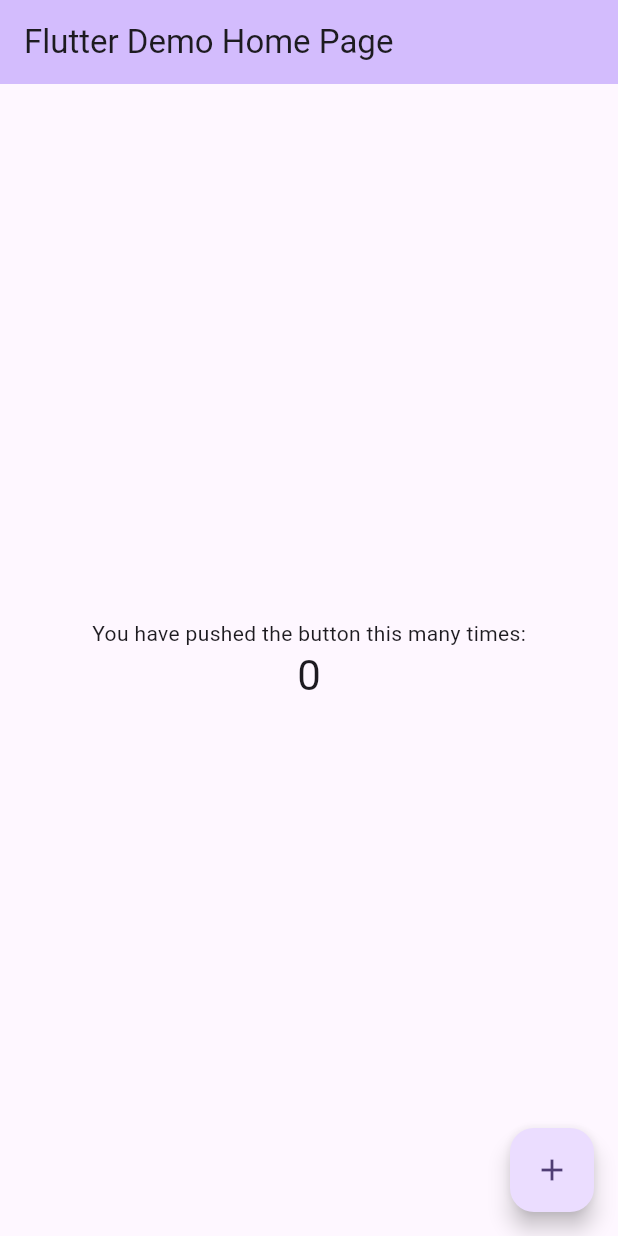
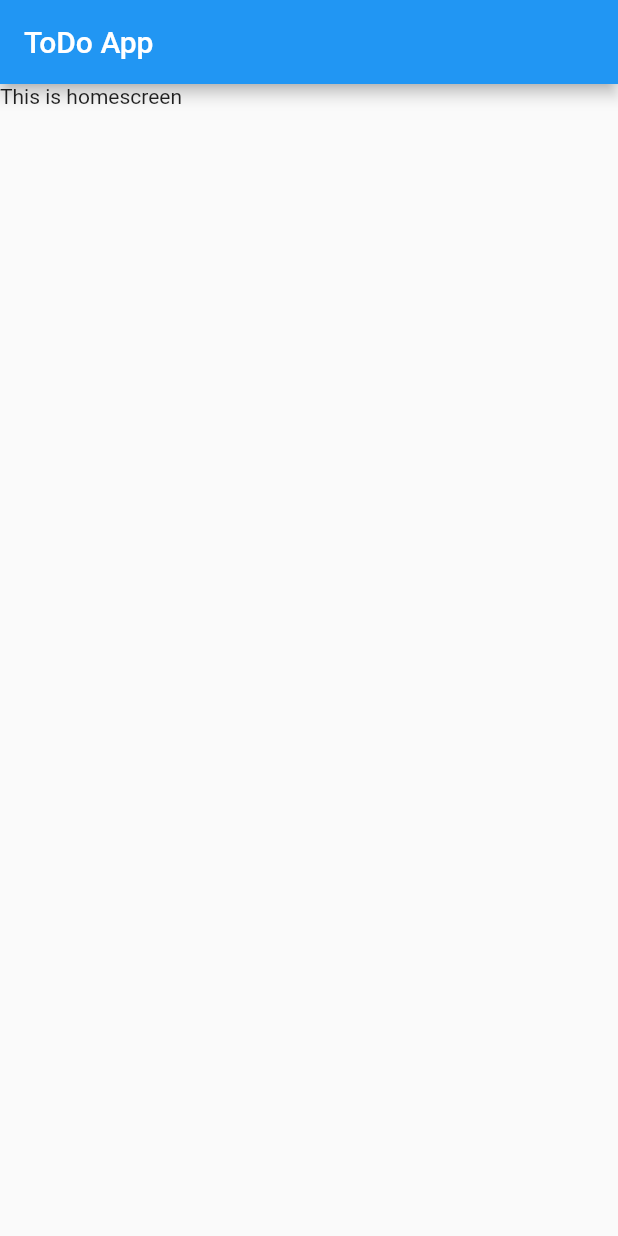
Before and after one commit to bibek-in-github/flutter-to-do-list, a Flutter app: the screen it shows after launch, on a phone screen of 412 x 824 dp. Run offline on Flutter 3.47's test engine with Material 2 defaults, Android fonts, the phone set to English and light mode, and no system bars.

Commit message:
feat: initail setup

```diff
--- a/lib/main.dart
+++ b/lib/main.dart
@@ -1,4 +1,5 @@
 import 'package:flutter/material.dart';
+import 'package:to_do_list/src/screens/home.dart';
 
 void main() {
   runApp(const MyApp());
@@ -11,68 +12,9 @@ class MyApp extends StatelessWidget {
   @override
   Widget build(BuildContext context) {
     return MaterialApp(
-      title: 'Flutter Demo',
-      theme: ThemeData(
+      title: 'ToDo App',
+     home: Home(),
 
-        colorScheme: ColorScheme.fromSeed(seedColor: Colors.deepPurple),
-        useMaterial3: true,
-      ),
-      home: const MyHomePage(title: 'Flutter Demo Home Page'),
     );
   }
 }
-
-class MyHomePage extends StatefulWidget {
-  const MyHomePage({super.key, required this.title});
-
-
-  final String title;
-
-  @override
-  State<MyHomePage> createState() => _MyHomePageState();
-}
-
-class _MyHomePageState extends State<MyHomePage> {
-  int _counter = 0;
-
-  void _incrementCounter() {
-    setState(() {
-
-      _counter++;
-    });
-  }
-
-  @override
-  Widget build(BuildContext context) {
-
-    return Scaffold(
-      appBar: AppBar(
-
-        backgroundColor: Theme.of(context).colorScheme.inversePrimary,
-
-        title: Text(widget.title),
-      ),
-      body: Center(
-
-        child: Column(
-
-          mainAxisAlignment: MainAxisAlignment.center,
-          children: <Widget>[
-            const Text(
-              'You have pushed the button this many times:',
-            ),
-            Text(
-              '$_counter',
-              style: Theme.of(context).textTheme.headlineMedium,
-            ),
-          ],
-        ),
-      ),
-      floatingActionButton: FloatingActionButton(
-        onPressed: _incrementCounter,
-        tooltip: 'Increment',
-        child: const Icon(Icons.add),
-      ), // This trailing comma makes auto-formatting nicer for build methods.
-    );
-  }
-}
--- a/lib/src/constants/colors.dart
+++ b/lib/src/constants/colors.dart
@@ -0,0 +1,7 @@
+import 'package:flutter/material.dart';
+
+const Color tdRed = Color(0xFFDA4040);
+const Color tdBlue = Color(0xFF5F52EE);
+const Color tdBlack = Color(0xFF3A3A3A);
+const Color tdGrey = Color(0xFF717171);
+const Color tdBGColor = Color(0xFFEEEFF5);
--- a/lib/src/screens/home.dart
+++ b/lib/src/screens/home.dart
@@ -0,0 +1,18 @@
+import 'package:flutter/material.dart';
+
+class Home extends StatelessWidget {
+  const Home({super.key});
+
+  @override
+  Widget build(BuildContext context) {
+    return Scaffold(
+      appBar: AppBar(
+        title: Text('ToDo App'),
+
+      ),
+      body:  Container(
+        child: Text('This is homescreen'),
+      ),
+    );
+  }
+}
--- a/pubspec.yaml
+++ b/pubspec.yaml
@@ -59,8 +59,8 @@ flutter:
   uses-material-design: true
 
   # To add assets to your application, add an assets section, like this:
-  # assets:
-  #   - images/a_dot_burr.jpeg
+  assets:
+    - assests/images/
   #   - images/a_dot_ham.jpeg
 
   # An image asset can refer to one or more resolution-specific "variants", see
```
